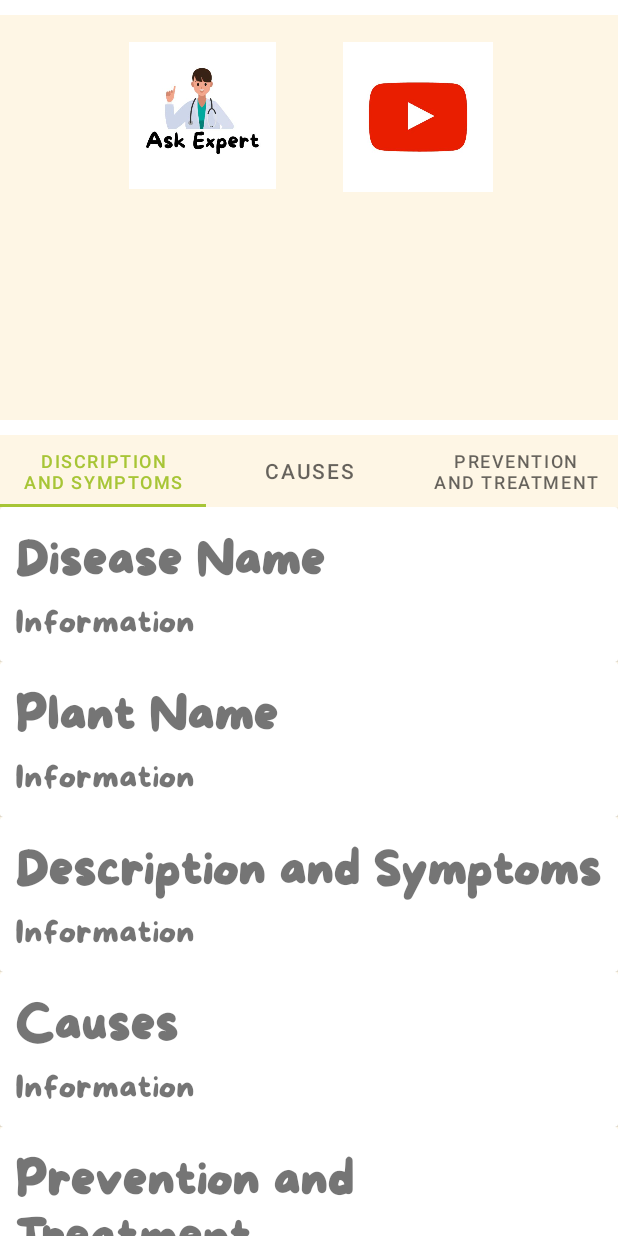
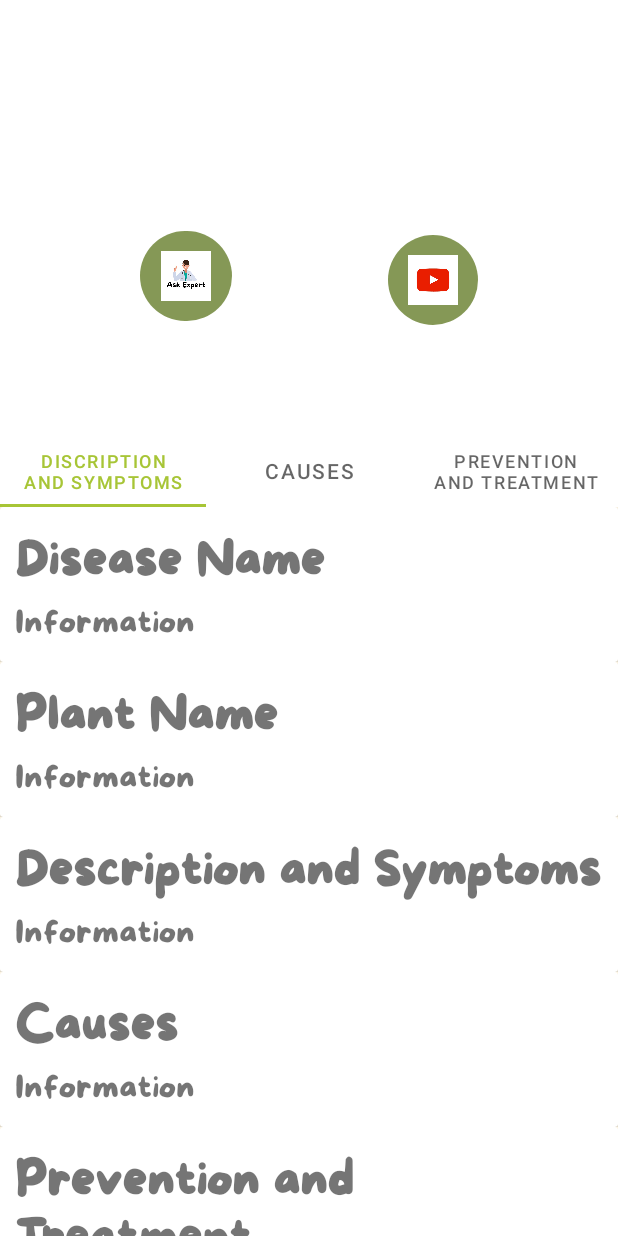
Before and after one commit to rutuja623/DiseaseDetection, an Android app: the fragment Prevention_and_treatment placed in its activity, on a phone screen of 412 x 824 dp. Run offline under Robolectric (Android 15) with nearby library versions, the phone set to English and light mode, and no system bars; our stand-ins replace Firebase (no records; nobody signed in at launch, a user with empty details on screens opened directly); libraries missing offline, so code that uses them is left out: com.denzcoskun.imageslider; plain views replace ImageSlider; 15 statements that could not run were skipped.

Commit message:
Initial commit

```diff
--- a/app/src/main/java/com/example/diseasedetection/MainActivity.java
+++ b/app/src/main/java/com/example/diseasedetection/MainActivity.java
@@ -117,7 +117,7 @@ public class MainActivity extends AppCompatActivity {
                     maxPos = i;
                 }
             }
-            String[] classes = {"Early Blight", "healthy"};
+            String[] classes = {"Early Blight"};
             result.setText(classes[maxPos]);
             disease_name = classes[maxPos];
 
--- a/app/src/main/res/layout/activity_main2.xml
+++ b/app/src/main/res/layout/activity_main2.xml
@@ -14,7 +14,6 @@
         android:layout_width="match_parent"
         android:layout_marginTop="10dp"
         android:layout_height="270dp"
-        android:background="#FEF6E5"
         app:iss_period="1000"
         app:iss_auto_cycle="true"
         app:iss_delay="1000"
@@ -35,14 +34,14 @@
             android:id="@+id/tab"
             android:layout_width="match_parent"
             android:layout_height="wrap_content"
-            android:background="#FEF6E5"
+
             />
 
         <androidx.viewpager.widget.ViewPager
             android:id="@+id/viewPager"
             android:layout_width="match_parent"
             android:layout_height="match_parent"
-            android:background="#FEF6E5"/>
+            />
 
 
     </LinearLayout>
--- a/app/src/main/res/layout/fragment_prevention.xml
+++ b/app/src/main/res/layout/fragment_prevention.xml
@@ -7,35 +7,38 @@
 
 
     <androidx.appcompat.widget.AppCompatImageButton
-        android:id="@+id/imagebutton"
-        android:layout_width="100dp"
-        android:layout_height="100dp"
+        android:id="@+id/button1"
+        android:layout_width="60dp"
+        android:layout_height="60dp"
+        android:layout_alignParentStart="true"
+        android:layout_alignParentBottom="true"
+        android:layout_centerVertical="true"
+        android:layout_marginStart="93dp"
+        android:layout_marginEnd="104dp"
+        android:layout_marginBottom="66dp"
+        android:layout_toStartOf="@+id/button"
+        android:background="@drawable/custom_button_next"
+        android:padding="13dp"
+        android:scaleType="fitCenter"
+        android:shadowRadius="2"
+        android:src="@drawable/askept"
+        android:textAllCaps="false" />
+
+    <androidx.appcompat.widget.AppCompatImageButton
+        android:id="@+id/button"
+        android:layout_width="60dp"
+        android:layout_height="60dp"
         android:layout_alignParentEnd="true"
         android:layout_alignParentBottom="true"
-        android:layout_marginEnd="83dp"
-        android:layout_marginBottom="152dp"
-        android:padding="0dp"
+        android:layout_centerVertical="true"
+        android:layout_marginEnd="93dp"
+        android:layout_marginBottom="63dp"
+        android:background="@drawable/custom_button_next"
+        android:src="@drawable/youtube"
         android:scaleType="fitCenter"
-        android:src="@drawable/youtube">
-
-    </androidx.appcompat.widget.AppCompatImageButton>
-
-    <androidx.appcompat.widget.AppCompatImageButton
-        android:id="@+id/imagebtn2"
-        android:layout_width="100dp"
-        android:layout_height="100dp"
-        android:layout_alignParentEnd="true"
-        android:layout_alignParentBottom="true"
-        android:layout_marginStart="86dp"
-        android:layout_marginEnd="228dp"
-        android:layout_marginBottom="153dp"
-        android:padding="0dp"
-        android:scaleType="fitCenter"
-        android:src="@drawable/askept">
-
-    </androidx.appcompat.widget.AppCompatImageButton>
-
-
+        android:padding="13dp"
+        android:shadowRadius="2"
+        android:textAllCaps="false" />
 
 
 </RelativeLayout>
```
